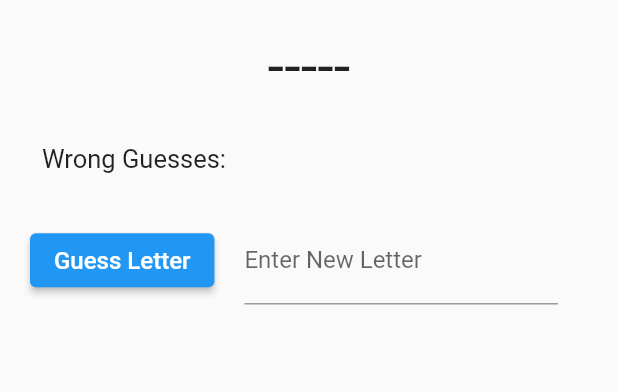
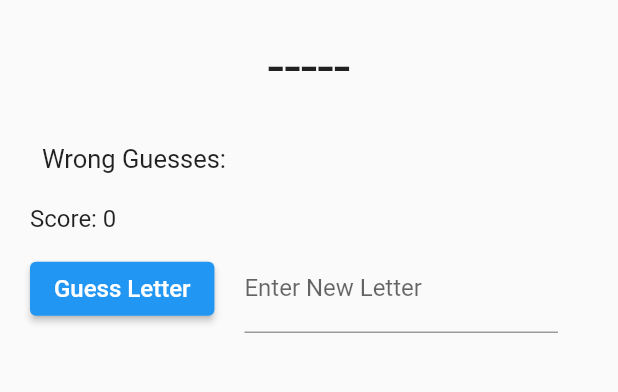
Before and after one commit to utrgv-software-engineering/hangman-tdd-NoFlo911, a Flutter app: the screen it shows after launch, after a tap on "New Game", on a phone screen of 412 x 824 dp, the part 138-530 px from its top. Run offline on Flutter 3.47's test engine with Material 2 defaults, Android fonts, the phone set to English and light mode, and no system bars; network calls fail.

Commit message:
finish scoring 2

```diff
--- a/lib/screens/gamescreen.dart
+++ b/lib/screens/gamescreen.dart
@@ -35,6 +35,7 @@ class _GameScreenState extends State<GameScreen> {
                     child: Center(
                         child:
                             Text("Hangman", style: TextStyle(fontSize: 50)))),
+                //Text("Score: ${widget.game.score()}", key: Key('score-text')),
                 Padding(
                   padding: const EdgeInsets.all(8.0),
                   child: Center(
@@ -55,6 +56,8 @@ class _GameScreenState extends State<GameScreen> {
                       key: Key('wrong-guesses'),
                       style: TextStyle(fontSize: 17)),
                 ),
+                Text("Score: ${widget.game.score()}",
+                    style: TextStyle(fontSize: 16), key: Key('score-text')),
                 Row(
                   children: <Widget>[
                     ElevatedButton(
@@ -72,6 +75,7 @@ class _GameScreenState extends State<GameScreen> {
 
                             try {
                               // TODO: Calling the guess function on the game and passing it 'userGuess'
+
                               widget.game.guess(letter);
                               // TODO: Uncomment the following lines and get them to work. Follow the order of the tests, not the order that the TODOs they appear in the code.
                               //its a repeat
@@ -96,7 +100,8 @@ class _GameScreenState extends State<GameScreen> {
                                 Navigator.push(
                                     context,
                                     MaterialPageRoute(
-                                        builder: (context) => WinScreen()));
+                                        builder: (context) =>
+                                            WinScreen(widget.game)));
                               }
                               // TODO: Check if the user has lost the game, if they did navigate them to the lose screen. You will need to pass the game to the LoseScreen.
                               else if (widget.game.wrongGuesses().length == 7) {
--- a/lib/screens/losescreen.dart
+++ b/lib/screens/losescreen.dart
@@ -6,6 +6,7 @@ import 'gamescreen.dart';
 
 class LoseScreen extends StatelessWidget {
   HangmanGame game;
+
   //This should be modified to take in a HangmanGame
   LoseScreen(this.game);
 
@@ -19,6 +20,8 @@ class LoseScreen extends StatelessWidget {
             //Here we are giving the lose game button a key for use in our integration tests in test_driver/app_test.dart
             Text("You Lose",
                 style: TextStyle(fontSize: 50), key: Key('lose-game-text')),
+            Text("Score: ${this.game.score()}",
+                style: TextStyle(fontSize: 16), key: Key('score-text')),
             Padding(
               padding: EdgeInsets.fromLTRB(0, 60, 0, 0),
             ),
@@ -30,6 +33,7 @@ class LoseScreen extends StatelessWidget {
             ),
             Text('Your word was: ${game.word()}',
                 style: TextStyle(fontSize: 25)),
+
             Padding(
               padding: EdgeInsets.fromLTRB(0, 0, 0, 50),
             ),
--- a/lib/screens/winscreen.dart
+++ b/lib/screens/winscreen.dart
@@ -5,6 +5,8 @@ import 'package:hangman_game/config/globals.dart';
 import 'gamescreen.dart';
 
 class WinScreen extends StatelessWidget {
+  HangmanGame game;
+  WinScreen(this.game);
   @override
   Widget build(BuildContext context) {
     return Scaffold(
@@ -16,12 +18,15 @@ class WinScreen extends StatelessWidget {
             //Here we are giving the win game text field a key for use in our integration tests in test_driver/app_test.dart
             Text("You Win",
                 style: TextStyle(fontSize: 50), key: Key('win-game-text')),
+            Text("Score: ${this.game.score()}",
+                style: TextStyle(fontSize: 16), key: Key('score-text')),
             Padding(
               padding: EdgeInsets.fromLTRB(0, 20, 0, 0),
             ),
             SizedBox(
                 height: 300,
                 child: Image(image: AssetImage('assets/progress_8.png'))),
+
             Padding(
               padding: EdgeInsets.fromLTRB(0, 20, 0, 0),
             ),
--- a/test_driver/app_test.dart
+++ b/test_driver/app_test.dart
@@ -34,8 +34,10 @@ void main() {
 
     //Assignment of variable with the key of our guessing text field
     final guessLetterTextFinder = find.byValueKey('guess-letter-text');
+    final findScoreTextWidget = find.byValueKey('score-text');
 
     expect(await driver.getText(guessLetterTextFinder), "Guess Letter");
+    expect(await driver.getText(findScoreTextWidget), 'Score: 0');
   });
 
   test(
@@ -45,7 +47,7 @@ void main() {
     final findGuessingTextField = find.byValueKey('guess-textfield');
     final guessLetterBtnFinder = find.byValueKey('guess-letter-btn');
     final findLettersLeftProgressField = find.byValueKey('word-progress');
-
+    final findScoreTextWidget = find.byValueKey('score-text');
     //Since we just started a new game, we expect to have no progress toward the completion of the game
     expect(await driver.getText(findLettersLeftProgressField), '------');
 
@@ -58,6 +60,7 @@ void main() {
 
     //We expect for the game to now have registered that we have correctly guessed the first letter of the word banana that we instantiated it with
     expect(await driver.getText(findLettersLeftProgressField), 'b-----');
+    expect(await driver.getText(findScoreTextWidget), 'Score: 10');
   });
 
   test(
@@ -67,7 +70,7 @@ void main() {
     final findGuessingTextField = find.byValueKey('guess-textfield');
     final guessLetterBtnFinder = find.byValueKey('guess-letter-btn');
     final findLettersLeftProgressField = find.byValueKey('word-progress');
-
+    final findScoreTextWidget = find.byValueKey('score-text');
     //Here we are guessing the letter n
     await driver.tap(findGuessingTextField);
     await driver.enterText('n');
@@ -77,6 +80,7 @@ void main() {
 
     //We expect the game to register our guess of the letter n as correct and update our progress
     expect(await driver.getText(findLettersLeftProgressField), 'b-n-n-');
+    expect(await driver.getText(findScoreTextWidget), 'Score: 30');
   });
 
   test(
@@ -87,6 +91,7 @@ void main() {
     final guessLetterBtnFinder = find.byValueKey('guess-letter-btn');
     final findLettersLeftProgressField = find.byValueKey('word-progress');
     final findWrongGuessesField = find.byValueKey('wrong-guesses');
+    final findScoreTextWidget = find.byValueKey('score-text');
     //Here we are going to intentionally guess z incorrectly to check if the game registers it as incorrect
     await driver.tap(findGuessingTextField);
     await driver.enterText('z');
@@ -99,6 +104,7 @@ void main() {
 
     //We expect to see that our incorrect guess has been added to the list of incorrect guesses
     expect(await driver.getText(findWrongGuessesField), 'Wrong Guesses: z');
+    expect(await driver.getText(findScoreTextWidget), 'Score: 25');
   });
 
   test(
@@ -108,7 +114,7 @@ void main() {
     final findGuessingTextField = find.byValueKey('guess-textfield');
     final guessLetterBtnFinder = find.byValueKey('guess-letter-btn');
     final findWinText = find.byValueKey('win-game-text');
-
+    final findScoreTextWidget = find.byValueKey('score-text');
     //Here we will be guessing the last remaining letter 'a' to finish winning the game
     await driver.tap(findGuessingTextField);
     await driver.enterText('a');
@@ -118,6 +124,7 @@ void main() {
 
     //If we are successfully renavigated to the win screen we can expect to see this text
     expect(await driver.getText(findWinText), 'You Win');
+    expect(await driver.getText(findScoreTextWidget), 'Score: 45');
   });
 
   test('After winning the game, we should be able to start a new one',
@@ -139,7 +146,7 @@ void main() {
     final findGuessingTextField = find.byValueKey('guess-textfield');
     final guessLetterBtnFinder = find.byValueKey('guess-letter-btn');
     final findLoseText = find.byValueKey('lose-game-text');
-
+    final findScoreTextWidget = find.byValueKey('score-text');
     //We will be using a loop to incorrectly guess this list by iterating through it and guessing each time
     List<String> wrongGuesses = ['q', 'w', 'e', 'r', 't', 'y', 'u'];
     for (int i = 0; i < wrongGuesses.length; i++) {
@@ -152,16 +159,18 @@ void main() {
 
     //After incorrectly guessing 7 times, we expect to be renavigated to the Lose Screen
     expect(await driver.getText(findLoseText), 'You Lose');
+    expect(await driver.getText(findScoreTextWidget), 'Score: -35');
   });
 
   test('After losing a game, we should be able to start a new one', () async {
     //Here we assign variables using the keys we have placed on our widgets in our screens folder so we can use them in this test
     final newGameBtn = find.byValueKey('new-game-btn');
     final guessLetterTextFinder = find.byValueKey('guess-letter-text');
-
+    final findScoreTextWidget = find.byValueKey('score-text');
     //After tapping the new game button on the Lose Screen, we should be renavigated to the game screen
     await driver.tap(newGameBtn);
     expect(await driver.getText(guessLetterTextFinder), "Guess Letter");
+    expect(await driver.getText(findScoreTextWidget), 'Score: 0');
   });
 
   test('Guessing the same correct letter should return an error message',
```
Also changed, not shown: lib/models/hangmangame.dart (+27 -58 lines), 1 other file.
